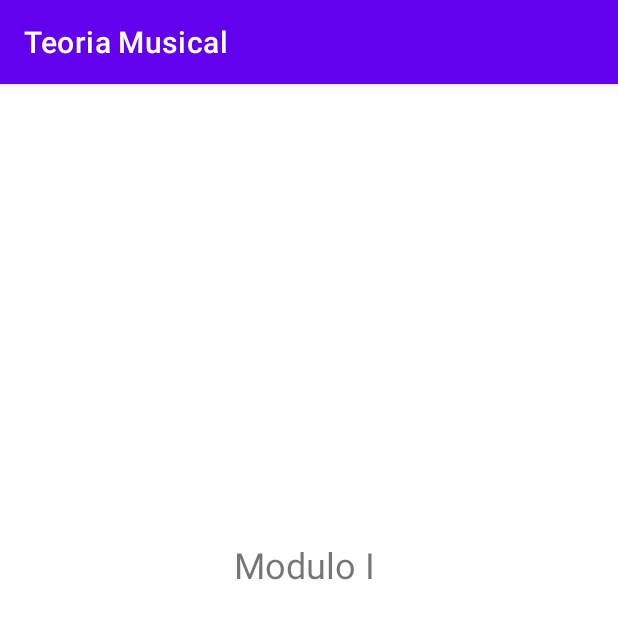
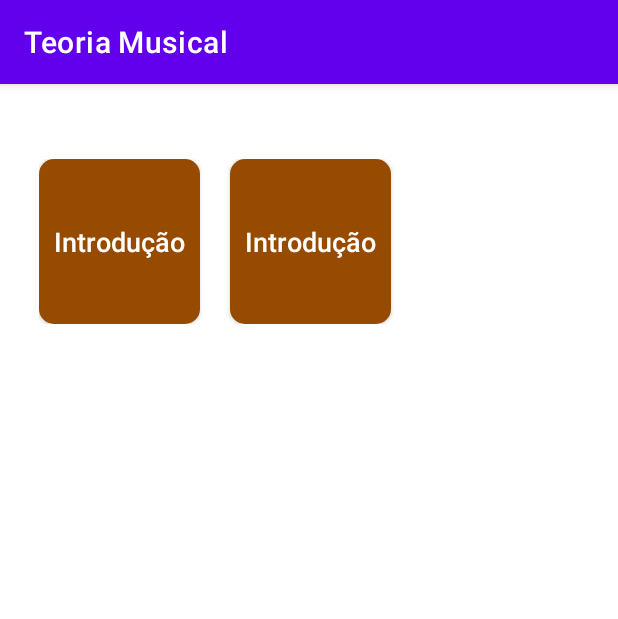
Before and after one commit to luclucas/Teoria-Musical---TCC, an Android app: the ModuloI screen opened directly, with no data from a screen before it, on a phone screen of 412 x 824 dp. Shown: the top 619 px of the screen. Run offline under Robolectric (Android 15) with nearby library versions, the phone set to English and light mode, and no system bars.

Commit message:
comecando mod 1

```diff
--- /dev/null
+++ b/app/src/main/res/drawable/borda_botao.xml
@@ -0,0 +1,6 @@
+<?xml version="1.0" encoding="utf-8"?>
+<shape xmlns:android="http://schemas.android.com/apk/res/android"
+    android:shape="rectangle">
+    <corners  android:radius="10dp"/>
+    <solid android:color="@color/marrom"/>
+</shape>
--- a/app/src/main/res/layout/activity_modulo_i.xml
+++ b/app/src/main/res/layout/activity_modulo_i.xml
@@ -1,19 +1,42 @@
 <?xml version="1.0" encoding="utf-8"?>
-<androidx.constraintlayout.widget.ConstraintLayout xmlns:android="http://schemas.android.com/apk/res/android"
-    xmlns:app="http://schemas.android.com/apk/res-auto"
-    xmlns:tools="http://schemas.android.com/tools"
+<LinearLayout xmlns:android="http://schemas.android.com/apk/res/android"
     android:layout_width="match_parent"
     android:layout_height="match_parent"
-    tools:context=".ModuloI">
+    android:paddingLeft="16dp"
+    android:paddingRight="16dp"
+    android:orientation="vertical" >
 
-    <TextView
-        android:id="@+id/textView"
+  <LinearLayout
+      android:layout_width="match_parent"
+      android:layout_height="wrap_content"
+      android:orientation="horizontal"
+      android:layout_marginLeft="10dp"
+      android:layout_marginRight="10dp"
+      android:layout_marginTop="50dp">
+
+    <androidx.appcompat.widget.AppCompatButton
+        android:padding="10dp"
+        android:background="@drawable/borda_botao"
         android:layout_width="wrap_content"
-        android:layout_height="wrap_content"
-        android:layout_marginStart="156dp"
-        android:layout_marginTop="304dp"
-        android:text="Modulo I"
-        android:textSize="24sp"
-        app:layout_constraintStart_toStartOf="parent"
-        app:layout_constraintTop_toTopOf="parent" />
-</androidx.constraintlayout.widget.ConstraintLayout>
+        android:layout_height="110dp"
+        android:text="Introdução"
+        android:textAllCaps="false"
+        android:textAlignment="center"
+        android:textSize="8pt"
+        android:textColor="@color/white"
+        />
+      <androidx.appcompat.widget.AppCompatButton
+          android:padding="10dp"
+          android:layout_marginLeft="20dp"
+          android:background="@drawable/borda_botao"
+          android:layout_width="wrap_content"
+          android:layout_height="110dp"
+          android:text="Introdução"
+          android:textAllCaps="false"
+          android:textAlignment="center"
+          android:textSize="8pt"
+          android:textColor="@color/white"
+          />
+
+    ></LinearLayout>
+</LinearLayout>
--- /dev/null
+++ b/app/src/main/res/values/dimens.xml
@@ -0,0 +1,4 @@
+<?xml version="1.0" encoding="utf-8"?>
+<resources>
+    <dimen name="largura_botao">115dp</dimen>
+</resources>
--- a/build.gradle
+++ b/build.gradle
@@ -1,7 +1,7 @@
 // Top-level build file where you can add configuration options common to all sub-projects/modules.
 plugins {
-    id 'com.android.application' version '7.2.1' apply false
-    id 'com.android.library' version '7.2.1' apply false
+    id 'com.android.application' version '7.2.2' apply false
+    id 'com.android.library' version '7.2.2' apply false
     id 'org.jetbrains.kotlin.android' version '1.7.10' apply false
 }
 
```
Also changed, not shown: 2 other files.
